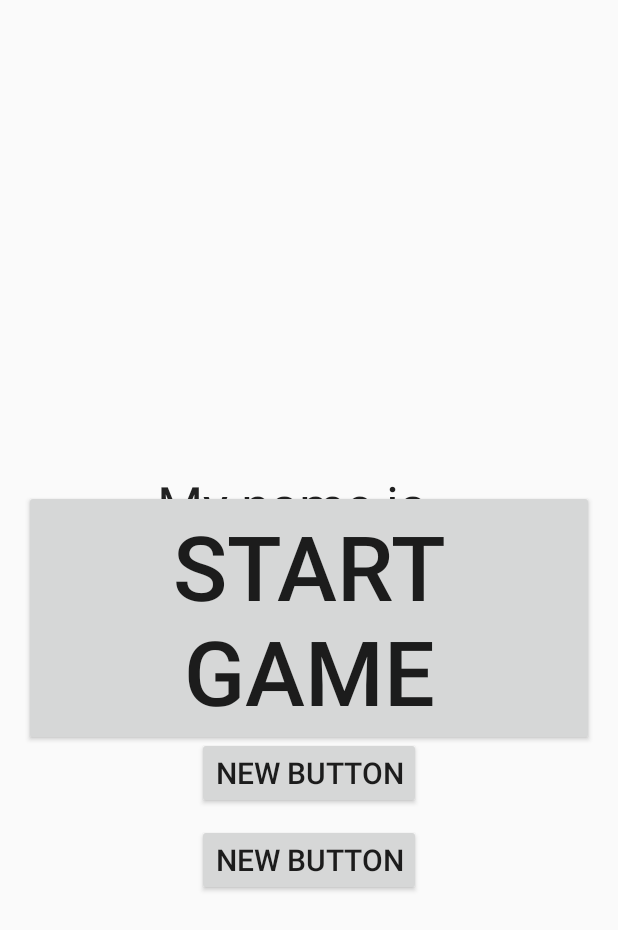
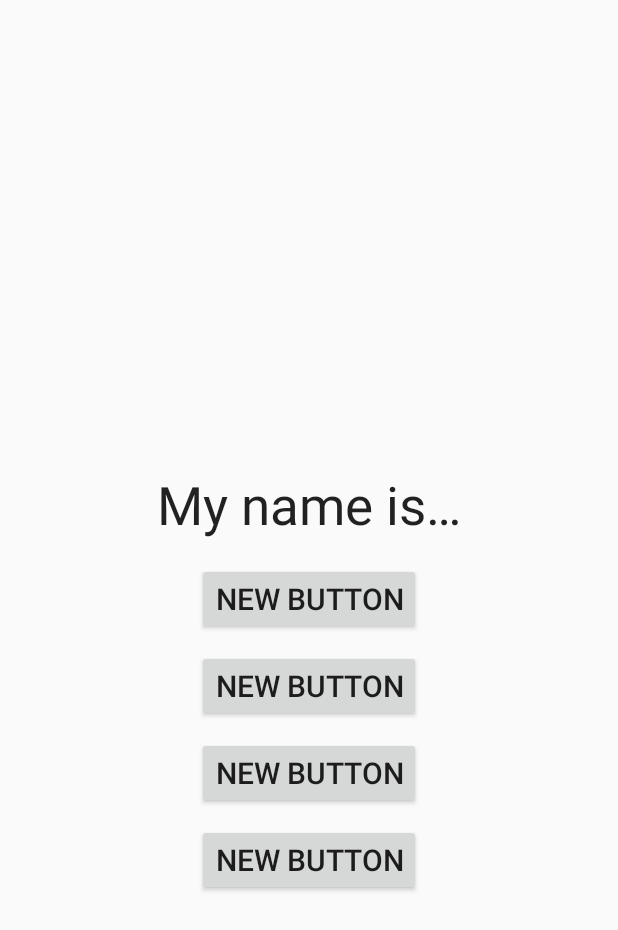
Before and after one commit to snmalineni/AlzheimersNWAPW, an Android app: the layout activity_game.xml on its own in the app's theme, with its tools: preview values and no code run, on a phone screen of 412 x 824 dp. Shown: the top 930 px of the screen. Run offline under Robolectric (Android 15) with nearby library versions, the phone set to English and light mode, and no system bars.

Commit message:
start button is dead

```diff
--- a/app/src/main/res/layout/activity_game.xml
+++ b/app/src/main/res/layout/activity_game.xml
@@ -73,14 +73,4 @@
         android:textSize="20sp"
         android:onClick="clickD" />
 
-    <Button
-        android:layout_width="wrap_content"
-        android:layout_height="wrap_content"
-        android:text="@string/start_game"
-        android:id="@+id/btnStart"
-        android:textSize="60sp"
-        android:layout_centerVertical="true"
-        android:layout_alignParentEnd="true"
-        android:onClick="startGame" />
-
 </RelativeLayout>
```
Also changed, not shown: app/src/main/java/com/sneha/newalzheimersapplication/Game.java (+0 -27 lines).
